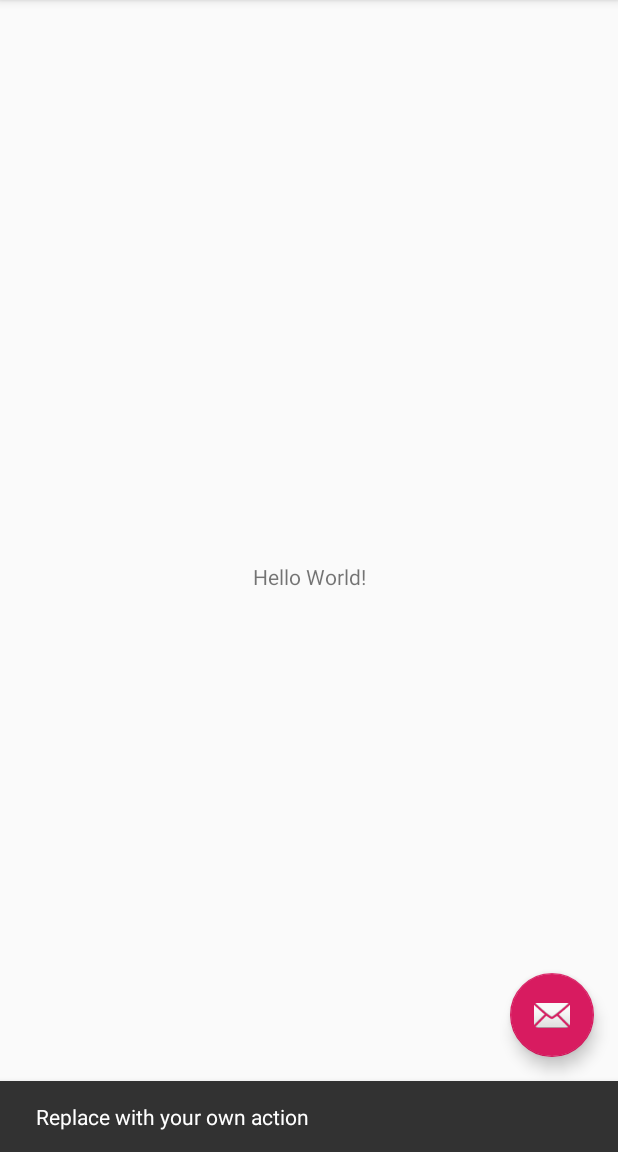
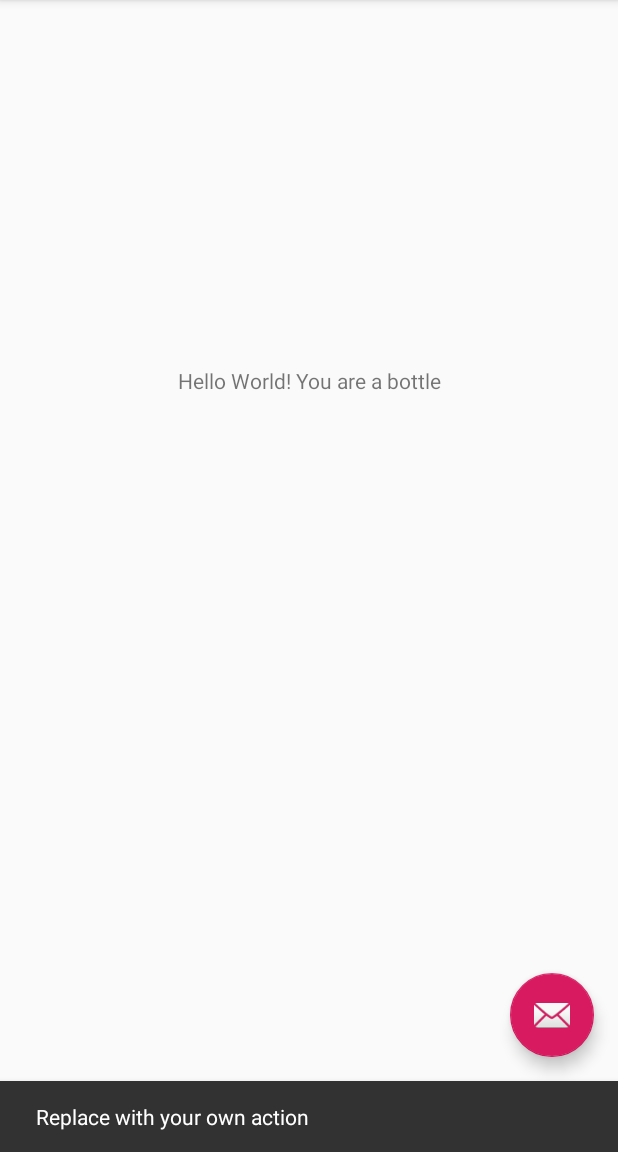
Before and after one commit to JACKSOH/Lab2, an Android app: the screen it shows after launch (MainActivity), after a tap on an icon or button, on a phone screen of 412 x 824 dp, the part 84-1236 px from its top. Run offline under Robolectric (Android 15) with nearby library versions, the phone set to English and light mode, and no system bars.

Commit message:
i to you

```diff
--- a/app/src/main/res/layout/content_main.xml
+++ b/app/src/main/res/layout/content_main.xml
@@ -11,8 +11,8 @@
     <TextView
         android:layout_width="wrap_content"
         android:layout_height="wrap_content"
-        android:text="Hello World!"
-        app:layout_constraintBottom_toBottomOf="parent"
+        android:layout_marginTop="244dp"
+        android:text="Hello World! You are a bottle"
         app:layout_constraintLeft_toLeftOf="parent"
         app:layout_constraintRight_toRightOf="parent"
         app:layout_constraintTop_toTopOf="parent" />
```
